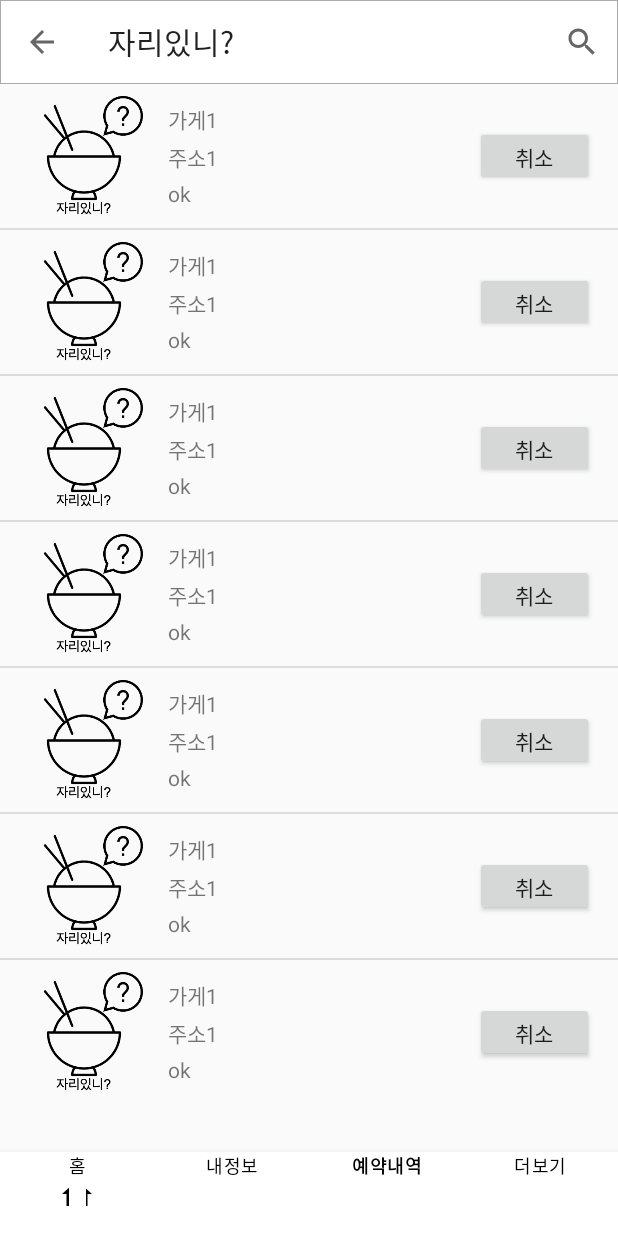
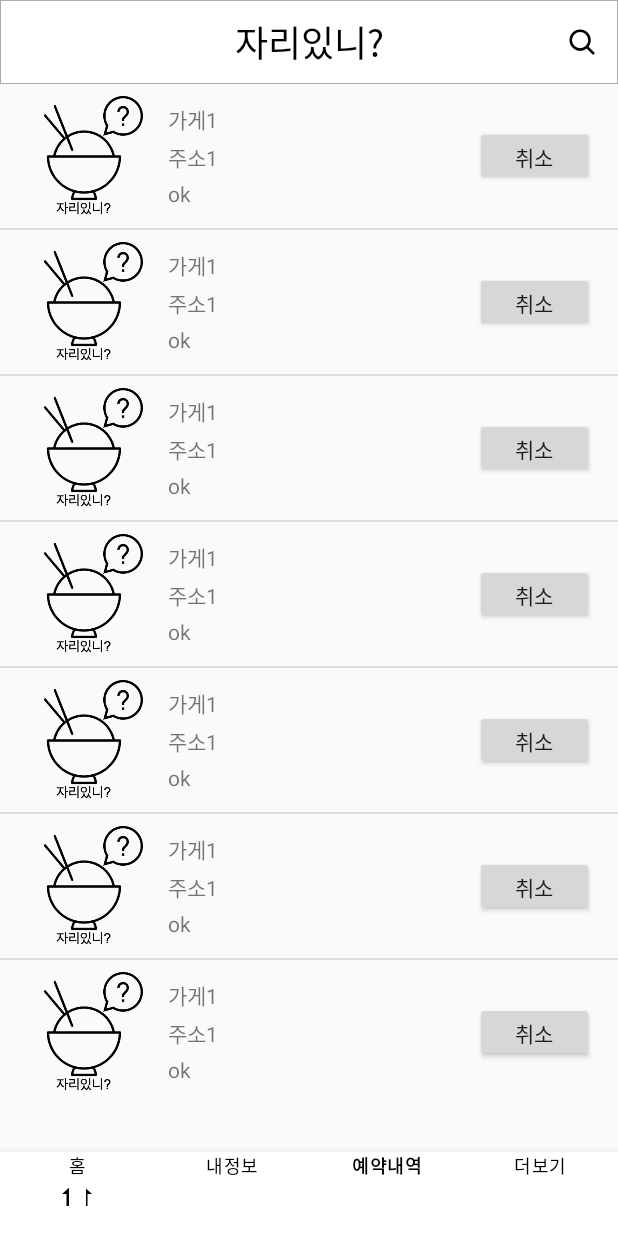
Before and after one commit to LeeJangHee/Jari, an Android app: the screen it shows after launch (MainActivity), item 3 of the bottom bar chosen, on a phone screen of 412 x 824 dp. Run offline under Robolectric (Android 15) with nearby library versions, the phone set to English and light mode, and no system bars.

Commit message:
Toolbar ~ing

```diff
--- a/app/build.gradle
+++ b/app/build.gradle
@@ -35,6 +35,8 @@ dependencies {
     //noinspection GradleCompatible
     implementation 'com.android.support:design:28.0.0'
     implementation 'com.github.ybq:Android-SpinKit:1.4.0'
+    implementation 'androidx.legacy:legacy-support-v4:1.0.0'
+    implementation 'androidx.recyclerview:recyclerview:1.1.0'
     testImplementation 'junit:junit:4.13'
     androidTestImplementation 'androidx.test.ext:junit:1.1.1'
     androidTestImplementation 'androidx.test.espresso:espresso-core:3.2.0'
--- a/app/src/main/AndroidManifest.xml
+++ b/app/src/main/AndroidManifest.xml
@@ -21,7 +21,7 @@
         </activity>
         <activity
             android:name=".MainActivity"
-            android:theme="@style/AppTheme">
+            android:theme="@style/Theme.AppCompat.Light.NoActionBar">
             <intent-filter>
                 <action android:name="android.intent.action.SEARCH" />
             </intent-filter>
--- a/app/src/main/java/com/example/jari/Frag_booking.java
+++ b/app/src/main/java/com/example/jari/Frag_booking.java
@@ -1,6 +1,5 @@
 package com.example.jari;
 
-import android.content.Context;
 import android.os.Bundle;
 import android.view.LayoutInflater;
 import android.view.View;
@@ -14,12 +13,10 @@ import androidx.annotation.Nullable;
 import androidx.fragment.app.Fragment;
 
 import java.util.ArrayList;
-import java.util.Objects;
 
 public class Frag_booking extends Fragment {
     private View view;
     private ListViewAdapter adapter;
-    private Context context;
 
     @Nullable
     @Override
@@ -28,7 +25,6 @@ public class Frag_booking extends Fragment {
 
         view = (View) inflater.inflate(R.layout.frag_booking, container, false);
         view.setOverScrollMode(View.OVER_SCROLL_IF_CONTENT_SCROLLS);
-        context = container.getContext().getApplicationContext();
 
         //데이터 준비
         ArrayList<ListViewItem> data = new ArrayList<>();
@@ -47,12 +43,10 @@ public class Frag_booking extends Fragment {
         ListView listView = (ListView) view.findViewById(R.id.list_view);
         listView.setAdapter(adapter);
 
-        final Toast toast = new Toast(Objects.requireNonNull(getContext()).getApplicationContext());
         listView.setOnItemClickListener(new AdapterView.OnItemClickListener() {
             @Override
             public void onItemClick(AdapterView<?> parent, View view, int position, long id) {
-                toast.setView(view);
-                toast.show();
+                Toast.makeText(view.getContext(), position + "번째 아이탬", Toast.LENGTH_SHORT).show();
             }
         });
 
--- /dev/null
+++ b/app/src/main/java/com/example/jari/Frag_toolbar.java
@@ -0,0 +1,31 @@
+package com.example.jari;
+
+import android.os.Bundle;
+import android.view.LayoutInflater;
+import android.view.Menu;
+import android.view.MenuInflater;
+import android.view.View;
+import android.view.ViewGroup;
+
+import androidx.annotation.NonNull;
+import androidx.annotation.Nullable;
+import androidx.fragment.app.Fragment;
+
+public class Frag_toolbar extends Fragment {
+    View view;
+
+    @Nullable
+    @Override
+    public View onCreateView(@NonNull LayoutInflater inflater, @NonNull ViewGroup container,
+                             @NonNull Bundle saveInstanceState) {
+        view = (View) inflater.inflate(R.layout.activity_main, container, false);
+        setHasOptionsMenu(true);
+        return view;
+    }
+
+    @Override
+    public void onCreateOptionsMenu(@NonNull Menu menu, @NonNull MenuInflater inflater) {
+        inflater.inflate(R.menu.menu_main_toolbar, menu);
+        super.onCreateOptionsMenu(menu, inflater);
+    }
+}
--- a/app/src/main/java/com/example/jari/MainActivity.java
+++ b/app/src/main/java/com/example/jari/MainActivity.java
@@ -8,12 +8,9 @@ import android.widget.Toast;
 import androidx.annotation.NonNull;
 import androidx.appcompat.app.AppCompatActivity;
 import androidx.appcompat.widget.SearchView;
-import androidx.appcompat.widget.Toolbar;
 import androidx.core.view.MenuItemCompat;
 
 import com.google.android.material.bottomnavigation.BottomNavigationView;
-
-import java.util.Objects;
 
 public class MainActivity extends AppCompatActivity {
     private SearchView searchView;
@@ -23,20 +20,16 @@ public class MainActivity extends AppCompatActivity {
     private Frag_person frag_person;
     private Frag_booking frag_booking;
     private Frag_more frag_more;
-
-    private Toolbar toolbar;
+    private Frag_toolbar frag_toolbar;
 
     @Override
     protected void onCreate(Bundle savedInstanceState) {
 
         super.onCreate(savedInstanceState);
         setContentView(R.layout.activity_main);
-        toolbar = findViewById(R.id.main_toolbar);
-        setSupportActionBar(toolbar);
-        Objects.requireNonNull(getSupportActionBar()).setDisplayHomeAsUpEnabled(true);
-
         bottomNavigationView = (BottomNavigationView) findViewById(R.id.bottomNaviView);
 
+        frag_toolbar = new Frag_toolbar();
         frag_home = new Frag_home();
         frag_person = new Frag_person();
         frag_booking = new Frag_booking();
@@ -102,21 +95,12 @@ public class MainActivity extends AppCompatActivity {
         return true;
     }
 
-    @Override // 툴바 아이템 선택 이벤트
+    @Override
     public boolean onOptionsItemSelected(@NonNull MenuItem item) {
-        int id = item.getItemId();
-        switch (id) {
-            case R.id.action_search: {
-                //TODO: 검색 쿼리 구현
+        switch (item.getItemId()) {
+            case R.id.action_search :
+
                 break;
-            }
-
-            case R.id.home: {
-                //TODO: 뒤로가기 구
-                finish();
-                return true;
-            }
-
         }
         return super.onOptionsItemSelected(item);
     }
--- a/app/src/main/res/layout/activity_main.xml
+++ b/app/src/main/res/layout/activity_main.xml
@@ -13,8 +13,15 @@
         android:layout_height="?attr/actionBarSize"
         android:background="@drawable/toolbar_custom"
         android:gravity="center"
-        app:menu="@menu/menu_main_toolbar"
-        app:popupTheme="@style/ThemeOverlay.AppCompat.Dark">
+        app:menu="@menu/menu_main_toolbar">
+
+        <TextView
+            android:layout_width="wrap_content"
+            android:layout_height="wrap_content"
+            android:layout_gravity="center"
+            android:text="자리있니?"
+            android:textColor="@android:color/black"
+            android:textSize="24sp" />
 
     </androidx.appcompat.widget.Toolbar>
 
--- a/app/src/main/res/menu/menu_main_toolbar.xml
+++ b/app/src/main/res/menu/menu_main_toolbar.xml
@@ -2,12 +2,11 @@
 <menu xmlns:android="http://schemas.android.com/apk/res/android"
     xmlns:app="http://schemas.android.com/apk/res-auto"
     xmlns:tools="http://schemas.android.com/tools"
-    tools:context=".MainActivity">
+    tools:context=".Frag_toolbar">
     <item
         android:id="@+id/action_search"
         android:icon="@drawable/ic_search_20px"
         android:title="Search"
-        app:actionViewClass="androidx.appcompat.widget.SearchView"
         app:showAsAction="always" />
 
 </menu>
--- /dev/null
+++ b/app/src/main/res/values/dimens.xml
@@ -0,0 +1,4 @@
+<?xml version="1.0" encoding="utf-8"?>
+<resources>
+    <dimen name="text_margin">16dp</dimen>
+</resources>
```
